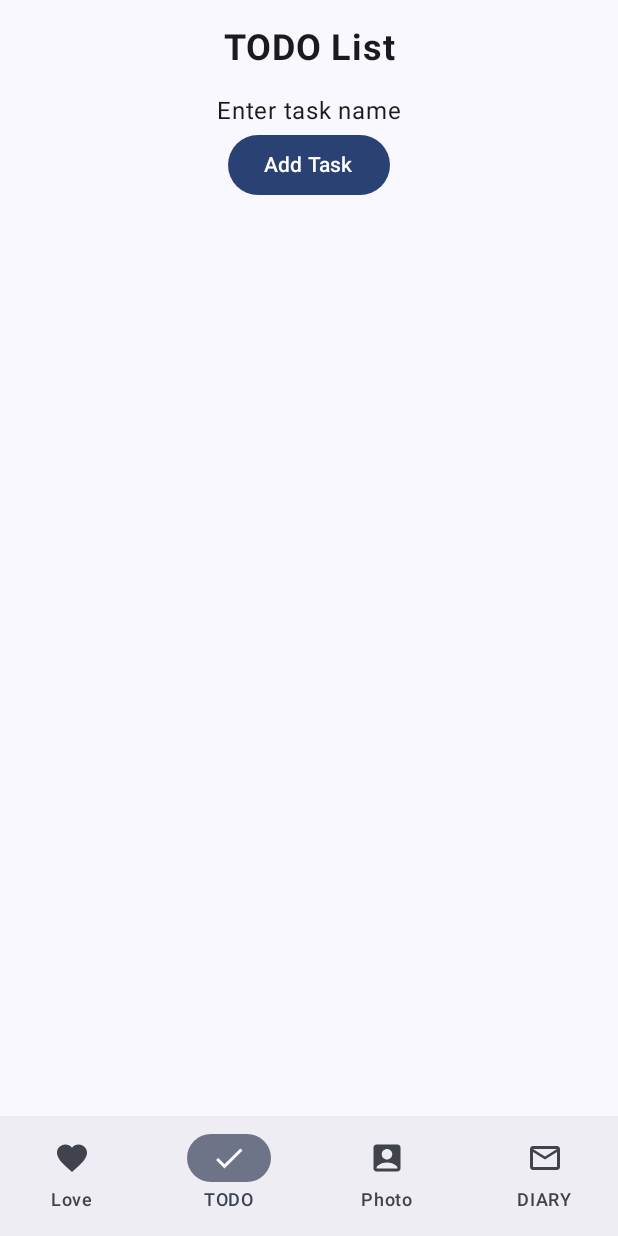
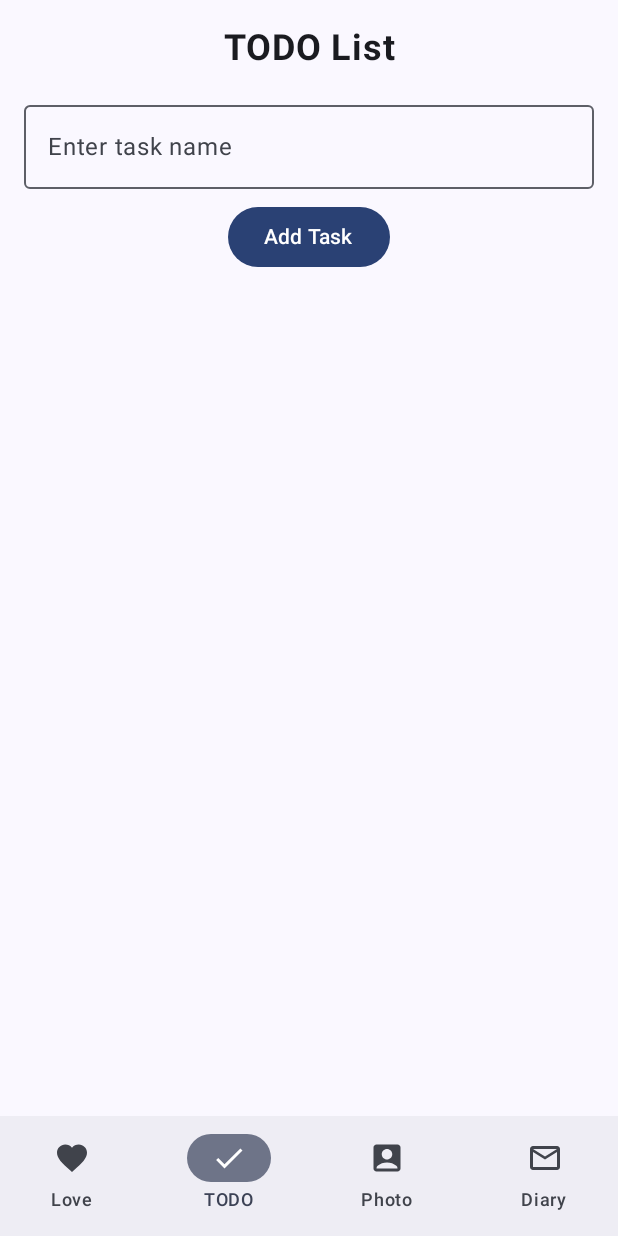
Before and after one commit to Lucas-Wye/syezw, an Android app built with Jetpack Compose: the screen it shows after launch (MainActivity), item 2 of the bottom bar chosen, on a phone screen of 412 x 824 dp. Run offline under Robolectric (Android 15) with nearby library versions, the phone set to English and light mode, and no system bars; our stand-ins replace navigation suite.

Commit message:
split into different files

```diff
--- a/app/build.gradle.kts
+++ b/app/build.gradle.kts
@@ -56,6 +56,9 @@ dependencies {
     implementation(libs.androidx.ui.tooling.preview)
     implementation(libs.androidx.material3)
     implementation(libs.androidx.material3.adaptive.navigation.suite)
+    implementation("androidx.datastore:datastore-preferences:1.1.7")
+    implementation("androidx.lifecycle:lifecycle-viewmodel-compose:2.9.0")
+    implementation("androidx.activity:activity-compose:1.10.0")
     testImplementation(libs.junit)
     androidTestImplementation(libs.androidx.junit)
     androidTestImplementation(libs.androidx.espresso.core)
--- a/app/src/main/java/org/syezw/MainActivity.kt
+++ b/app/src/main/java/org/syezw/MainActivity.kt
@@ -1,15 +1,18 @@
 package org.syezw
 
+import android.annotation.SuppressLint
+import android.content.Context
 import android.os.Bundle
 import androidx.activity.ComponentActivity
 import androidx.activity.compose.setContent
 import androidx.activity.enableEdgeToEdge
-import androidx.compose.foundation.background
 import androidx.compose.foundation.layout.fillMaxSize
 import androidx.compose.foundation.layout.padding
 import androidx.compose.material.icons.Icons
 import androidx.compose.material.icons.filled.AccountBox
+import androidx.compose.material.icons.filled.Check
 import androidx.compose.material.icons.filled.Favorite
+import androidx.compose.material.icons.filled.MailOutline
 import androidx.compose.material3.Icon
 import androidx.compose.material3.Scaffold
 import androidx.compose.material3.Text
@@ -21,38 +24,13 @@ import androidx.compose.runtime.saveable.rememberSaveable
 import androidx.compose.runtime.setValue
 import androidx.compose.ui.Modifier
 import androidx.compose.ui.graphics.vector.ImageVector
-import androidx.compose.ui.tooling.preview.Preview
-import androidx.compose.ui.tooling.preview.PreviewScreenSizes
-import androidx.compose.foundation.layout.*
-import androidx.compose.foundation.lazy.LazyColumn
-import androidx.compose.foundation.text.BasicTextField
-import androidx.compose.material.icons.filled.Check
-import androidx.compose.material.icons.filled.Clear
-import androidx.compose.material.icons.filled.MailOutline
-import androidx.compose.material3.Button
-import androidx.compose.material3.Checkbox
-import androidx.compose.material3.Divider
-import androidx.compose.material3.HorizontalDivider
-import androidx.compose.material3.IconButton
-import androidx.compose.material3.MaterialTheme
-import androidx.compose.material3.OutlinedTextField
-import androidx.compose.runtime.*
-import androidx.compose.ui.text.font.FontWeight
-import androidx.compose.ui.unit.dp
-import androidx.compose.ui.unit.sp
-import androidx.compose.ui.Alignment
-import androidx.compose.ui.draw.shadow
-import androidx.compose.ui.platform.LocalContext
-import androidx.compose.ui.text.style.TextAlign
-import androidx.lifecycle.viewmodel.compose.viewModel
+import androidx.datastore.preferences.preferencesDataStore
+import org.syezw.ui.theme.SyezwTheme
 
-import org.syezw.Utils.daysFromTodayTo
-import org.syezw.Utils.isSpecial
-import org.syezw.ui.theme.SyezwTheme
-import org.syezw.ui.theme.DayColor
-import org.syezw.ui.theme.LoveColor
+val Context.dataStore by preferencesDataStore(name = "settings")
 
 class MainActivity : ComponentActivity() {
+    @SuppressLint("CoroutineCreationDuringComposition")
     override fun onCreate(savedInstanceState: Bundle?) {
         super.onCreate(savedInstanceState)
         enableEdgeToEdge()
@@ -64,24 +42,23 @@ class MainActivity : ComponentActivity() {
     }
 }
 
-@PreviewScreenSizes
 @Composable
 fun SyezwApp() {
     var currentDestination by rememberSaveable { mutableStateOf(AppDestinations.HOME) }
 
     NavigationSuiteScaffold(
         navigationSuiteItems = {
-            AppDestinations.entries.forEach {
+            AppDestinations.entries.forEach { destination ->
                 item(
                     icon = {
                         Icon(
-                            it.icon,
-                            contentDescription = it.label
+                            destination.icon,
+                            contentDescription = destination.label
                         )
                     },
-                    label = { Text(it.label) },
-                    selected = it == currentDestination,
-                    onClick = { currentDestination = it }
+                    label = { Text(destination.label) },
+                    selected = destination == currentDestination,
+                    onClick = { currentDestination = destination }
                 )
             }
         }
@@ -104,139 +81,5 @@ enum class AppDestinations(
     HOME("Love", Icons.Default.Favorite),
     TODO("TODO", Icons.Default.Check),
     PHOTO("Photo", Icons.Default.AccountBox),
-    DIARY(label = "DIARY", Icons.Default.MailOutline)
+    DIARY(label = "Diary", Icons.Default.MailOutline)
 }
-
-@Composable
-fun OurLove(modifier: Modifier = Modifier) {
-    var days by rememberSaveable { mutableStateOf<Long?>(null) }
-
-    LaunchedEffect(Unit) {
-        days = daysFromTodayTo(2025, 4, 6)
-    }
-
-    Column(
-        modifier = modifier
-            .fillMaxSize()
-            .padding(16.dp),
-        horizontalAlignment = Alignment.CenterHorizontally,
-        verticalArrangement = Arrangement.Center
-    ) {
-        Text(
-            text = "在一起已经${(days ?: 0).toString()}天啦！",
-            fontSize = 24.sp,
-            fontWeight = FontWeight.Bold,
-            color = DayColor,
-            textAlign = TextAlign.Center,
-            modifier = Modifier.fillMaxWidth()
-        )
-        if (isSpecial((days ?: 0) + 1)) {
-            Spacer(modifier = Modifier.height(24.dp))
-            Text(
-                text = "♡今天是第${((days ?: 0) + 1).toString()}天哦(｡･ω･｡)ﾉ",
-                fontSize = 24.sp,
-                fontWeight = FontWeight.Bold,
-                color = LoveColor,
-                textAlign = TextAlign.Center,
-                modifier = Modifier.fillMaxWidth()
-            )
-        }
-    }
-}
-
-@Composable
-fun TODOScreen(TodoViewModel: TodoViewModel = viewModel(), modifier: Modifier = Modifier) {
-    var taskName by remember { mutableStateOf("") }
-
-    Column(
-        modifier = modifier
-            .fillMaxSize()
-            .padding(16.dp),
-        horizontalAlignment = Alignment.CenterHorizontally,
-    ) {
-        Spacer(modifier = Modifier.height(2.dp))
-        Text(
-            text = "TODO List",
-            fontSize = 24.sp,
-            fontWeight = FontWeight.Bold,
-            textAlign = TextAlign.Center
-        )
-        Spacer(modifier = Modifier.height(16.dp))
-        BasicTextField(
-            value = taskName,
-            onValueChange = { taskName = it },
-            decorationBox = { innerTextField ->
-                if (taskName.isEmpty()) {
-                    Text("Enter task name")
-                }
-                innerTextField()
-            }
-        )
-        Button(onClick = {
-            if (taskName.isNotBlank()) {
-                TodoViewModel.addTask(taskName)
-                taskName = ""
-            }
-        }) {
-            Text("Add Task")
-        }
-        Spacer(modifier = Modifier.height(16.dp))
-        TaskList(TodoViewModel.tasks, TodoViewModel)
-    }
-}
-
-@Composable
-fun TaskList(tasks: List<Task>, viewModel: TodoViewModel) {
-    LazyColumn {
-        items(tasks.size) { index ->
-            val task = tasks[index]
-
-            Row(
-                modifier = Modifier
-                    .fillMaxWidth()
-                    .background(
-                        if (task.isCompleted) MaterialTheme.colorScheme.background
-                        else MaterialTheme.colorScheme.primaryContainer
-                    )
-                    .padding(1.dp),
-                verticalAlignment = Alignment.CenterVertically
-            ) {
-                Checkbox(
-                    checked = task.isCompleted,
-                    onCheckedChange = {
-                        viewModel.toggleTaskCompletion(task)
-                    }
-                )
-                Text(
-                    text = task.name,
-                    modifier = Modifier
-                        .weight(1f)
-                        .padding(start = 8.dp),
-                    fontSize = 16.sp
-                )
-                IconButton(onClick = { viewModel.removeTask(task) }) {
-                    Icon(Icons.Default.Clear, contentDescription = "Delete Task")
-                }
-            }
-            HorizontalDivider(modifier = Modifier.padding(horizontal = 16.dp))
-        }
-    }
-}
-
-@Composable
-fun PhotoScreen(modifier: Modifier = Modifier) {
-    Text(text = "傻瓜，这里还没有东西呢", modifier = modifier)
-}
-
-@Composable
-fun DiaryScreen(modifier: Modifier = Modifier) {
-    Text(text = "傻瓜，这里还没有东西！", modifier = modifier)
-}
-
-// @Preview(showBackground=true)
-// @Composable
-// fun ToolsScreenPreview() {
-//     SyezwTheme {
-//         TODOScreen()
-//     }
-// }
--- /dev/null
+++ b/app/src/main/java/org/syezw/OurLove.kt
@@ -0,0 +1,63 @@
+package org.syezw
+
+import androidx.compose.foundation.layout.Arrangement
+import androidx.compose.foundation.layout.Column
+import androidx.compose.foundation.layout.Spacer
+import androidx.compose.foundation.layout.fillMaxSize
+import androidx.compose.foundation.layout.fillMaxWidth
+import androidx.compose.foundation.layout.height
+import androidx.compose.foundation.layout.padding
+import androidx.compose.material3.Text
+import androidx.compose.runtime.Composable
+import androidx.compose.runtime.LaunchedEffect
+import androidx.compose.runtime.getValue
+import androidx.compose.runtime.mutableStateOf
+import androidx.compose.runtime.saveable.rememberSaveable
+import androidx.compose.runtime.setValue
+import androidx.compose.ui.Alignment
+import androidx.compose.ui.Modifier
+import androidx.compose.ui.text.font.FontWeight
+import androidx.compose.ui.text.style.TextAlign
+import androidx.compose.ui.unit.dp
+import androidx.compose.ui.unit.sp
+import org.syezw.Utils.daysFromTodayTo
+import org.syezw.Utils.isSpecial
+import org.syezw.ui.theme.DayColor
+import org.syezw.ui.theme.LoveColor
+
+@Composable
+fun OurLove(modifier: Modifier = Modifier) {
+    var days by rememberSaveable { mutableStateOf<Long?>(null) }
+
+    LaunchedEffect(Unit) {
+        days = daysFromTodayTo(2025, 4, 6)
+    }
+
+    Column(
+        modifier = modifier
+            .fillMaxSize()
+            .padding(16.dp),
+        horizontalAlignment = Alignment.CenterHorizontally,
+        verticalArrangement = Arrangement.Center
+    ) {
+        Text(
+            text = "在一起已经${(days ?: 0).toString()}天啦！",
+            fontSize = 24.sp,
+            fontWeight = FontWeight.Bold,
+            color = DayColor,
+            textAlign = TextAlign.Center,
+            modifier = Modifier.fillMaxWidth()
+        )
+        if (isSpecial((days ?: 0) + 1)) {
+            Spacer(modifier = Modifier.height(24.dp))
+            Text(
+                text = "♡今天是第${((days ?: 0) + 1).toString()}天哦(｡･ω･｡)ﾉ",
+                fontSize = 24.sp,
+                fontWeight = FontWeight.Bold,
+                color = LoveColor,
+                textAlign = TextAlign.Center,
+                modifier = Modifier.fillMaxWidth()
+            )
+        }
+    }
+}
--- /dev/null
+++ b/app/src/main/java/org/syezw/TODOScreen.kt
@@ -0,0 +1,108 @@
+package org.syezw
+
+import androidx.compose.foundation.background
+import androidx.compose.foundation.layout.Column
+import androidx.compose.foundation.layout.Row
+import androidx.compose.foundation.layout.Spacer
+import androidx.compose.foundation.layout.fillMaxSize
+import androidx.compose.foundation.layout.fillMaxWidth
+import androidx.compose.foundation.layout.height
+import androidx.compose.foundation.layout.padding
+import androidx.compose.foundation.lazy.LazyColumn
+import androidx.compose.material.icons.Icons
+import androidx.compose.material.icons.filled.Clear
+import androidx.compose.material3.Button
+import androidx.compose.material3.Checkbox
+import androidx.compose.material3.HorizontalDivider
+import androidx.compose.material3.Icon
+import androidx.compose.material3.IconButton
+import androidx.compose.material3.MaterialTheme
+import androidx.compose.material3.OutlinedTextField
+import androidx.compose.material3.Text
+import androidx.compose.runtime.Composable
+import androidx.compose.runtime.getValue
+import androidx.compose.runtime.mutableStateOf
+import androidx.compose.runtime.saveable.rememberSaveable
+import androidx.compose.runtime.setValue
+import androidx.compose.ui.Alignment
+import androidx.compose.ui.Modifier
+import androidx.compose.ui.text.font.FontWeight
+import androidx.compose.ui.text.style.TextAlign
+import androidx.compose.ui.unit.dp
+import androidx.compose.ui.unit.sp
+import androidx.lifecycle.viewmodel.compose.viewModel
+import org.syezw.model.TodoViewModel
+
+
+@Composable
+fun TODOScreen(viewModel: TodoViewModel = viewModel(), modifier: Modifier = Modifier) {
+    var taskName by rememberSaveable { mutableStateOf("") }
+
+    Column(
+        modifier = modifier
+            .fillMaxSize()
+            .padding(16.dp),
+        horizontalAlignment = Alignment.CenterHorizontally,
+    ) {
+        Spacer(modifier = Modifier.height(2.dp))
+        Text(
+            text = "TODO List",
+            fontSize = 24.sp,
+            fontWeight = FontWeight.Bold,
+            textAlign = TextAlign.Center
+        )
+        Spacer(modifier = Modifier.height(16.dp))
+        OutlinedTextField(
+            value = taskName,
+            onValueChange = { taskName = it },
+            label = { Text("Enter task name") },
+            modifier = Modifier.fillMaxWidth(),
+            placeholder = { Text("Add a new task") }
+        )
+        Spacer(modifier = Modifier.height(8.dp))
+        Button(onClick = {
+            if (taskName.isNotBlank()) {
+                viewModel.addTask(taskName)
+                taskName = ""
+            }
+        }) {
+            Text("Add Task")
+        }
+        Spacer(modifier = Modifier.height(16.dp))
+        LazyColumn {
+            items(viewModel.tasks.size) { index ->
+                val task = viewModel.tasks[index]
+
+                Row(
+                    modifier = Modifier
+                        .fillMaxWidth()
+                        .background(
+                            if (task.isCompleted) MaterialTheme.colorScheme.background
+                            else MaterialTheme.colorScheme.primaryContainer
+                        )
+                        .padding(1.dp),
+                    verticalAlignment = Alignment.CenterVertically
+                ) {
+                    Checkbox(
+                        checked = task.isCompleted,
+                        onCheckedChange = {
+                            viewModel.toggleTaskCompletion(task)
+                        }
+                    )
+                    Text(
+                        text = task.name,
+                        modifier = Modifier
+                            .weight(1f)
+                            .padding(start = 8.dp),
+                        textAlign = TextAlign.Start,
+                        fontSize = 16.sp
+                    )
+                    IconButton(onClick = { viewModel.removeTask(task) }) {
+                        Icon(Icons.Default.Clear, contentDescription = "Delete Task")
+                    }
+                }
+                HorizontalDivider(modifier = Modifier.padding(horizontal = 16.dp))
+            }
+        }
+    }
+}
--- a/app/src/main/java/org/syezw/Utils.kt
+++ b/app/src/main/java/org/syezw/Utils.kt
@@ -17,7 +17,7 @@ object Utils {
     }
 
     fun isSpecial(target: Long): Boolean {
-        if (target == 99L) {
+        if ((target == 99L) || (target == 999L) || (target == 9999L) || (target == 99999L)) {
             return true
         } else if (target % 100L == 0L) {
             return true
```
Also changed, not shown: app/src/main/java/org/syezw/DiaryScreen.kt (added, +10 -0 lines), app/src/main/java/org/syezw/PhotoScreen.kt (added, +10 -0 lines), app/src/main/java/org/syezw/Task.kt (deleted, +0 -7 lines), app/src/main/java/org/syezw/TodoViewModel.kt (deleted, +0 -28 lines), app/src/main/java/org/syezw/model/TodoViewModel.kt (added, +33 -0 lines).
